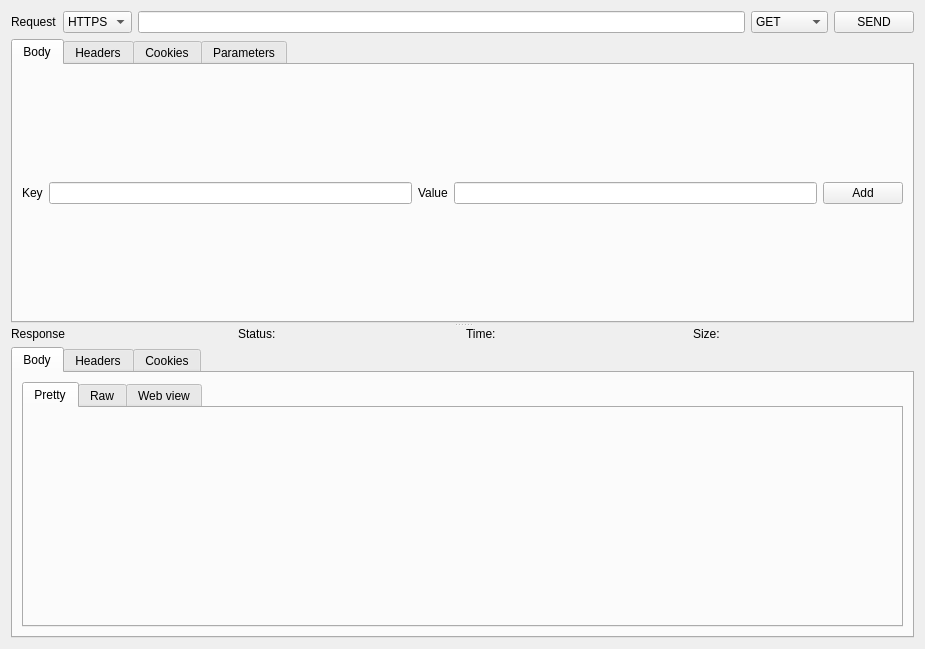
This is ui/app.ui in zyxwars/pyman as Qt 5 draws it before an edit. The edited form follows.
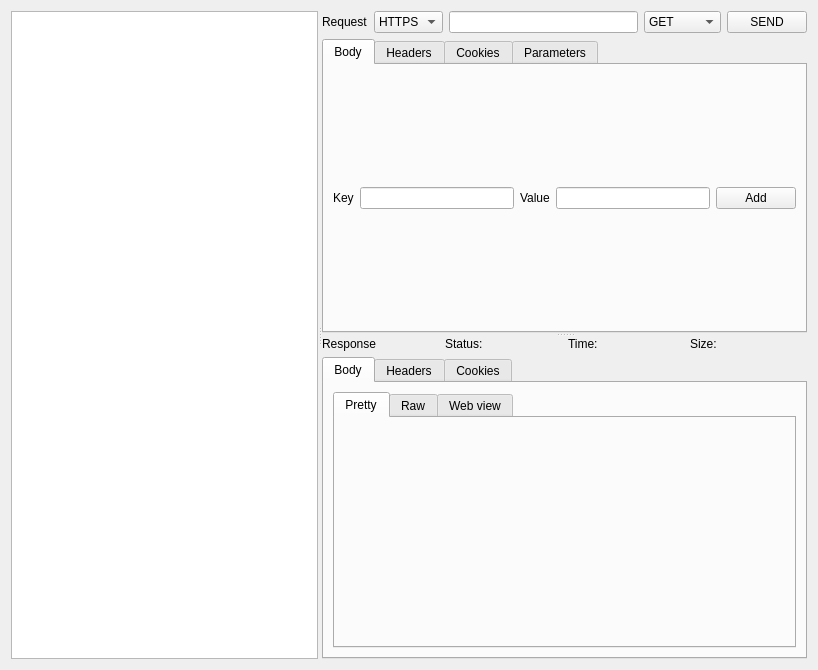
This is the edited form.

Commit message: Add history sidebar

What changed in the file:
```diff
--- a/ui/app.ui
+++ b/ui/app.ui
@@ -6,8 +6,8 @@
    <rect>
     <x>0</x>
     <y>0</y>
-    <width>925</width>
-    <height>649</height>
+    <width>818</width>
+    <height>670</height>
    </rect>
   </property>
   <property name="windowTitle">
@@ -18,6 +18,26 @@
   </property>
   <layout class="QGridLayout" name="gridLayout_2">
    <item row="0" column="0">
+    <widget class="QSplitter" name="splitter_2">
+     <property name="orientation">
+      <enum>Qt::Horizontal</enum>
+     </property>
+     <widget class="QWidget" name="widget_3" native="true">
+      <property name="sizePolicy">
+       <sizepolicy hsizetype="Preferred" vsizetype="Preferred">
+        <horstretch>0</horstretch>
+        <verstretch>0</verstretch>
+       </sizepolicy>
+      </property>
+      <layout class="QVBoxLayout" name="sidebarLayout">
+       <item>
+        <widget class="QListWidget" name="historyList"/>
+       </item>
+      </layout>
+     </widget>
+     <widget class="QWidget" name="widget_7" native="true">
+      <layout class="QGridLayout" name="gridLayout_6">
+       <item row="0" column="0">
     <widget class="QSplitter" name="splitter">
      <property name="orientation">
       <enum>Qt::Vertical</enum>
@@ -359,6 +379,10 @@
            <string notr="true">Cookies</string>
           </attribute>
           <layout class="QVBoxLayout" name="responseCookiesLayout"/>
+             </widget>
+            </widget>
+           </item>
+          </layout>
          </widget>
         </widget>
        </item>
```
Lines whose indentation alone changed are shown as unchanged. The commit also changes 3 other files.
